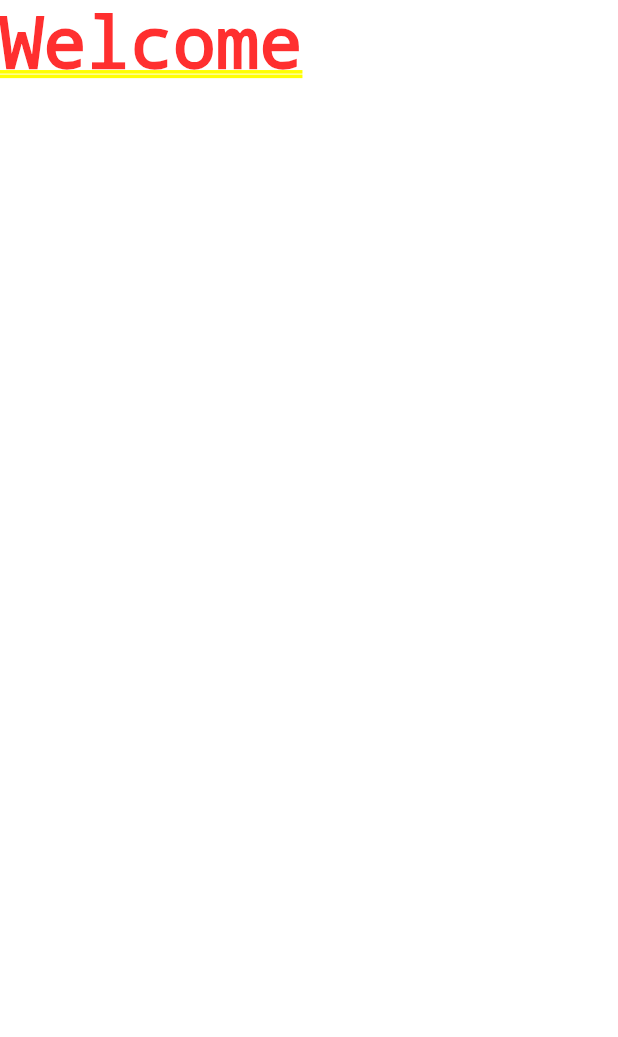
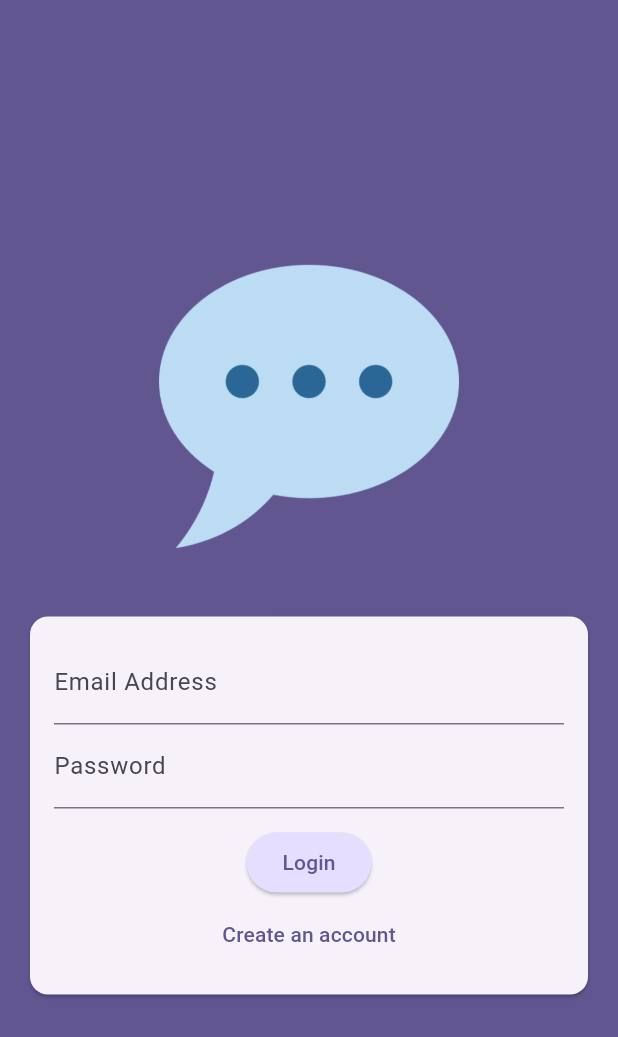
Before and after one commit to anisaberjani1/chats, a Flutter app: the screen it shows after launch, on a phone screen of 412 x 824 dp. Shown: the top 1037 px of the screen. Run offline on Flutter 3.47's test engine with Material 3 defaults, Android fonts, the phone set to English and light mode, and no system bars.

Commit message:
Adding authentication screen, adding buttons & modes to the authentication screen

```diff
--- a/lib/main.dart
+++ b/lib/main.dart
@@ -1,3 +1,4 @@
+import 'package:chats/screens/auth.dart';
 import 'package:flutter/material.dart';
 
 void main() {
@@ -10,12 +11,13 @@
   @override
   Widget build(BuildContext context) {
     return MaterialApp(
-        title: 'FlutterChat',
-        theme: ThemeData().copyWith(
-          colorScheme: ColorScheme.fromSeed(
-              seedColor: const Color.fromARGB(255, 63, 17, 177)),
+      title: 'FlutterChat',
+      theme: ThemeData().copyWith(
+        colorScheme: ColorScheme.fromSeed(
+          seedColor: const Color.fromARGB(255, 63, 17, 177),
         ),
-        home: const Text('Welcome'),
+      ),
+      home: const AuthScreen(),
     );
   }
 }
--- /dev/null
+++ b/lib/screens/auth.dart
@@ -0,0 +1,89 @@
+import 'package:flutter/material.dart';
+
+class AuthScreen extends StatefulWidget {
+  const AuthScreen({super.key});
+
+  @override
+  State<AuthScreen> createState() {
+    return _AuthScreenState();
+  }
+}
+
+class _AuthScreenState extends State<AuthScreen> {
+  var _isLogin = true;
+
+  @override
+  Widget build(BuildContext context) {
+    return Scaffold(
+      backgroundColor: Theme.of(context).colorScheme.primary,
+      body: Center(
+        child: SingleChildScrollView(
+          child: Column(
+            mainAxisAlignment: MainAxisAlignment.center,
+            children: [
+              Container(
+                margin: EdgeInsets.only(
+                  top: 30,
+                  bottom: 20,
+                  left: 20,
+                  right: 20,
+                ),
+                width: 200,
+                child: Image.asset('assets/images/chat.png'),
+              ),
+              Card(
+                margin: EdgeInsets.all(20),
+                child: SingleChildScrollView(
+                  child: Padding(
+                    padding: const EdgeInsets.all(16),
+                    child: Form(
+                      child: Column(
+                        mainAxisSize: MainAxisSize.min,
+                        children: [
+                          TextFormField(
+                            decoration: const InputDecoration(
+                              labelText: 'Email Address',
+                            ),
+                            keyboardType: TextInputType.emailAddress,
+                            autocorrect: false,
+                            textCapitalization: TextCapitalization.none,
+                          ),
+                          TextFormField(
+                            decoration: const InputDecoration(
+                              labelText: 'Password',
+                            ),
+                            obscureText: true,
+                          ),
+                          const SizedBox(height: 12),
+                          ElevatedButton(
+                            onPressed: () {},
+                            style: ElevatedButton.styleFrom(
+                              backgroundColor: Theme.of(context).colorScheme.primaryContainer,
+                            ),
+                            child: Text(_isLogin ? 'Login' : 'Sign Up'),
+                          ),
+                          TextButton(
+                            onPressed: () {
+                              setState(() {
+                                _isLogin = !_isLogin;
+                              });
+                            },
+                            child: Text(
+                              _isLogin
+                                  ? 'Create an account'
+                                  : 'I already have an account.',
+                            ),
+                          ),
+                        ],
+                      ),
+                    ),
+                  ),
+                ),
+              ),
+            ],
+          ),
+        ),
+      ),
+    );
+  }
+}
--- a/pubspec.yaml
+++ b/pubspec.yaml
@@ -58,7 +58,8 @@
   uses-material-design: true
 
   # To add assets to your application, add an assets section, like this:
-  # assets:
+  assets:
+    - assets/images/chat.png
   #   - images/a_dot_burr.jpeg
   #   - images/a_dot_ham.jpeg
 
```
Also changed, not shown: assets/images/chat.png (added).
